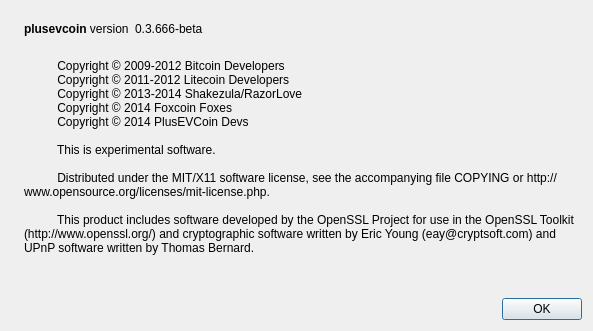
First picture: the form in src/qt/forms/aboutdialog.ui, repository plusevcoin/plusevcoin, before the edit.
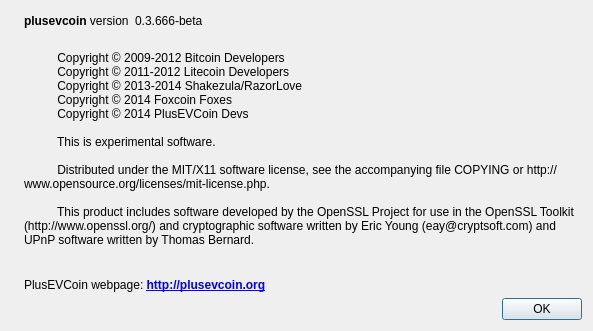
Second picture: the form after the edit. Icons and pictures are not drawn.

```diff
--- a/src/qt/forms/aboutdialog.ui
+++ b/src/qt/forms/aboutdialog.ui
@@ -117,6 +117,18 @@
        </property>
       </widget>
      </item>
+       <item>
+        <widget class="QLabel" name="label_link">
+         <property name="text">
+          <string>&lt;html&gt;&lt;head/&gt;&lt;body&gt;&lt;p&gt;PlusEVCoin webpage: &lt;span style=&quot; font-weight:600;&quot;&gt;
+           &lt;a href="http://plusevcoin.org"&gt;http://plusevcoin.org&lt;/a&gt;
+           &lt;/span&gt;&lt;/p&gt;&lt;/body&gt;&lt;/html&gt;</string>
+         </property>
+         <property name="textInteractionFlags">
+          <set>Qt::LinksAccessibleByMouse|Qt::TextSelectableByKeyboard|Qt::TextSelectableByMouse</set>
+         </property>
+        </widget>
+       </item>
      <item>
       <spacer name="verticalSpacer">
        <property name="orientation">
```
